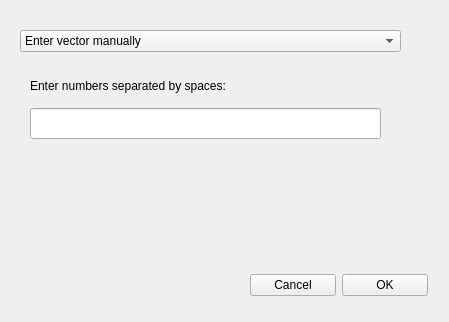
Isaac-Martinez-Forte/QFTbx, file src/gui/frequencies/frequencies_dialog.ui: the form before one commit.
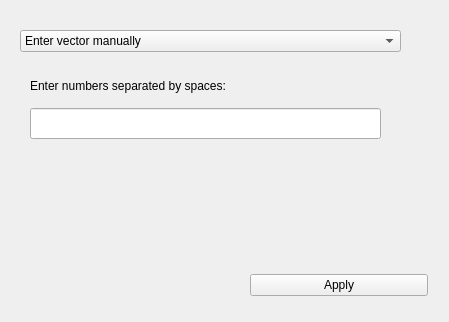
The form after the commit.

Commit message: Lay the phases out on a canvas of cards instead of in dialogs

What changed in the file:
```diff
--- a/src/gui/frequencies/frequencies_dialog.ui
+++ b/src/gui/frequencies/frequencies_dialog.ui
@@ -1,7 +1,7 @@
 <?xml version="1.0" encoding="UTF-8"?>
 <ui version="4.0">
  <class>FrequenciesDialog</class>
- <widget class="QDialog" name="FrequenciesDialog">
+ <widget class="QWidget" name="FrequenciesDialog">
   <property name="geometry">
    <rect>
     <x>0</x>
@@ -233,17 +233,10 @@
     </rect>
    </property>
    <layout class="QHBoxLayout" name="horizontalLayout_3">
-    <item>
-     <widget class="QPushButton" name="cancelButton">
-      <property name="text">
-       <string>Cancel</string>
-      </property>
-     </widget>
-    </item>
     <item>
      <widget class="QPushButton" name="okButton">
       <property name="text">
-       <string>OK</string>
+       <string>Apply</string>
       </property>
      </widget>
     </item>
```
The commit also changes 50 other files.
